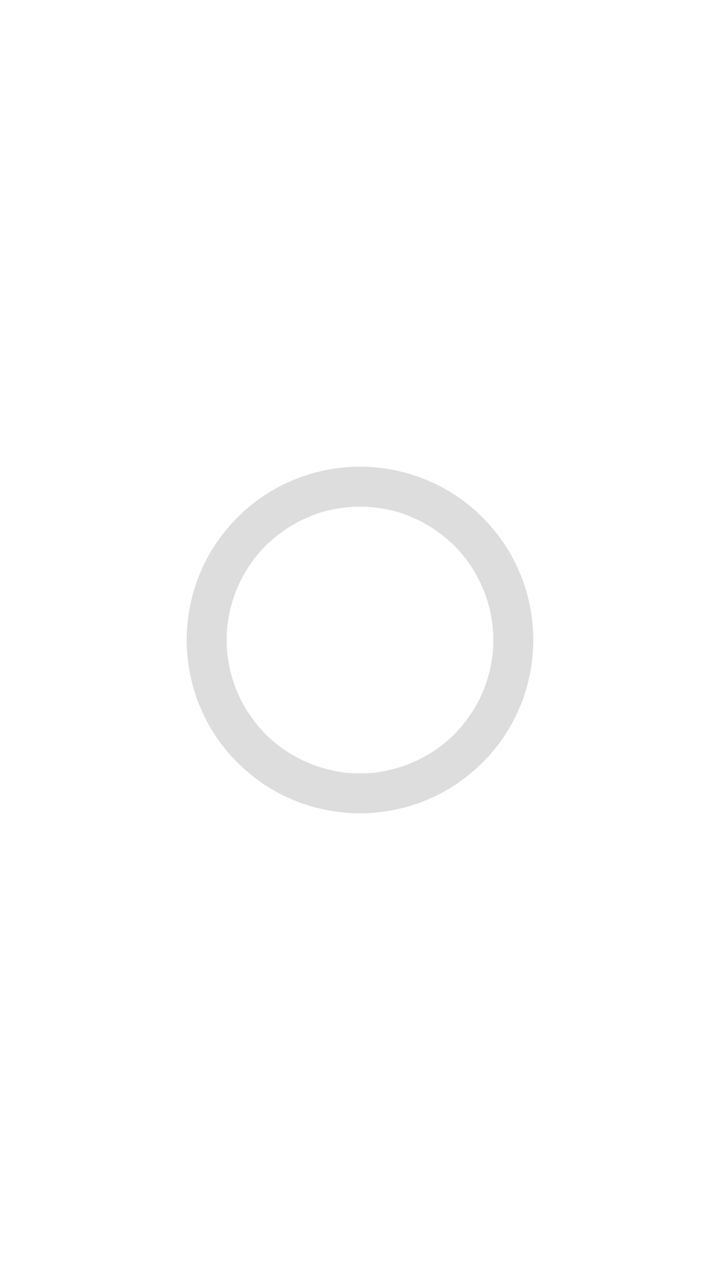
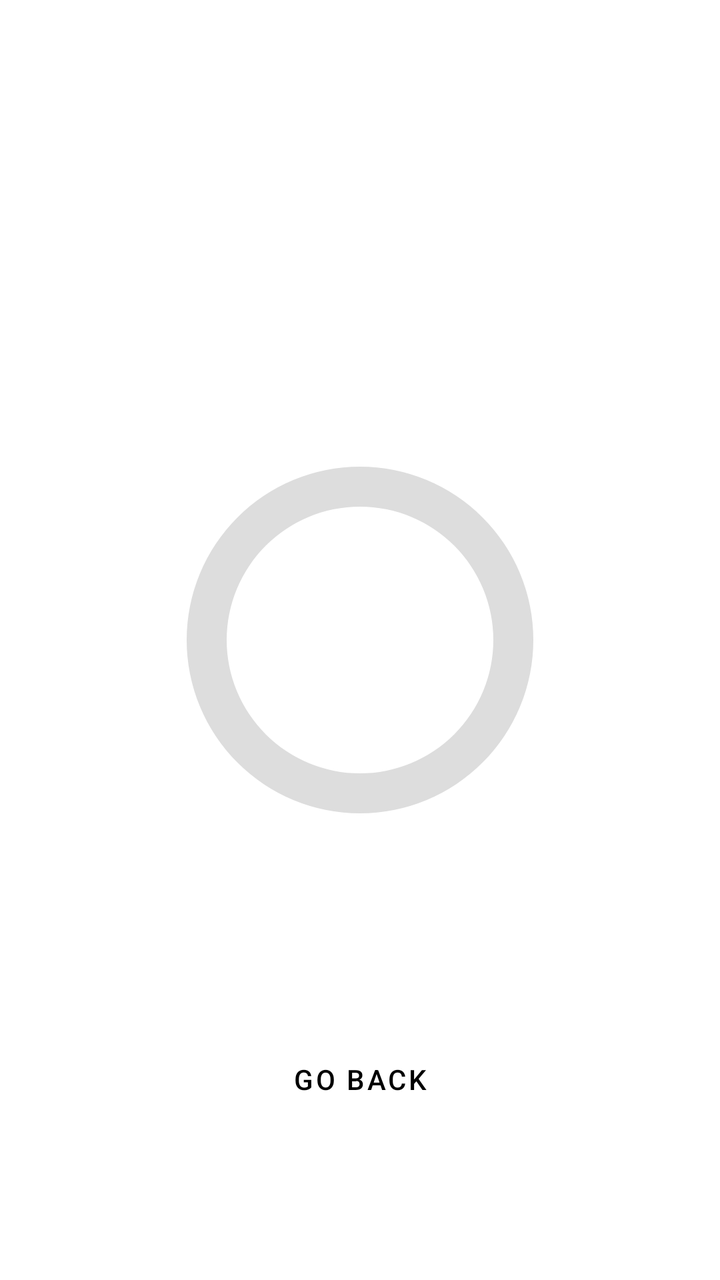

The first picture is an Android layout as it rendered before a commit; the second is the same layout after the commit. The layout source and the unified diff follow.
<!-- AndroidManifest.xml: application theme Theme.DataCollectorX -->
<!-- res/layout/activity_room_record.xml -->
<?xml version="1.0" encoding="utf-8"?>
<androidx.constraintlayout.widget.ConstraintLayout xmlns:android="http://schemas.android.com/apk/res/android"
    xmlns:tools="http://schemas.android.com/tools"
    android:layout_width="match_parent"
    android:layout_height="match_parent"
    xmlns:app="http://schemas.android.com/apk/res-auto"
    tools:context=".view.RoomRecordActivity">

    
    <ProgressBar
        android:id="@+id/circularProgressBar"
        style="?android:attr/progressBarStyleHorizontal"
        android:layout_width="200dp"
        android:layout_height="200dp"
        android:indeterminate="false"
        android:max="100"
        android:progress="0"
        android:rotation="270"
        android:progressDrawable="@drawable/circular_progress_bar"
        app:layout_constraintTop_toTopOf="parent"
        app:layout_constraintBottom_toBottomOf="parent"
        app:layout_constraintStart_toStartOf="parent"
        app:layout_constraintEnd_toEndOf="parent" />

    
    <Button
        android:id="@+id/buttonHoldToRecord"
        android:layout_width="100dp"
        android:layout_height="100dp"
        android:background="@drawable/circular_button_background"
        android:text="Hold"
        android:textColor="@android:color/white"
        app:layout_constraintTop_toTopOf="@id/circularProgressBar"
        app:layout_constraintBottom_toBottomOf="@id/circularProgressBar"
        app:layout_constraintStart_toStartOf="@id/circularProgressBar"
        app:layout_constraintEnd_toEndOf="@id/circularProgressBar" />

</androidx.constraintlayout.widget.ConstraintLayout>
<!-- resources referenced by this layout -->
<resources>
  <!-- drawable circular_button_background (drawable) -->
  <?xml version="1.0" encoding="utf-8"?>
  <shape xmlns:android="http://schemas.android.com/apk/res/android">
      <solid android:color="@color/colorPrimary" /> 
      <corners android:radius="50dp" /> 
  </shape>
  <!-- drawable circular_progress_bar (drawable) -->
  <layer-list xmlns:android="http://schemas.android.com/apk/res/android">
      <item android:id="@android:id/background">
          <shape android:shape="ring"
              android:innerRadiusRatio="3"
              android:thicknessRatio="10"
              android:useLevel="false">
              <solid android:color="#DDDDDD" /> 
          </shape>
      </item>
      <item android:id="@android:id/progress">
          <rotate
              android:fromDegrees="270"
              android:toDegrees="270">
              <shape android:shape="ring"
                  android:innerRadiusRatio="3"
                  android:thicknessRatio="10"
                  android:useLevel="true">
                  <solid android:color="@color/green" /> 
              </shape>
          </rotate>
      </item>
  </layer-list>
  <style name="Theme.DataCollectorX" parent="Theme.MaterialComponents.Light.NoActionBar">
          
          <item name="colorPrimary">@color/black</item>
          <item name="colorPrimaryVariant">@color/black</item>
          <item name="colorOnPrimary">@color/white</item>
          
          <item name="colorSecondary">@color/black</item>
          <item name="colorSecondaryVariant">@color/black</item>
          <item name="colorOnSecondary">@color/white</item>
          
          <item name="android:colorBackground">@color/white</item>
          <item name="android:textColor">@color/black</item>
  
          
          <item name="buttonStyle">@style/CustomButtonStyle</item>
      </style>
  <color name="colorPrimary">#3F51B5</color>
  <color name="green">#4CAF50</color>
  <color name="black">#FF000000</color>
  <color name="white">#FFFFFFFF</color>
  <style name="CustomButtonStyle" parent="Widget.MaterialComponents.Button.OutlinedButton">
          <item name="android:background">@drawable/button_rounded_border</item>
          <item name="android:textColor">@android:color/black</item>
      </style>
  <!-- drawable button_rounded_border (drawable) -->
  <?xml version="1.0" encoding="utf-8"?>
  <shape xmlns:android="http://schemas.android.com/apk/res/android">
      <solid android:color="@android:color/transparent" />
  
      <corners android:radius="12dp" />
  
      <stroke
          android:width="2dp"
          android:color="@android:color/black" />
  </shape>
</resources>

<!-- the commit's change to res/layout/activity_room_record.xml (unified diff, before → after) -->
@@ -34,5 +34,15 @@
         app:layout_constraintBottom_toBottomOf="@id/circularProgressBar"
         app:layout_constraintStart_toStartOf="@id/circularProgressBar"
         app:layout_constraintEnd_toEndOf="@id/circularProgressBar" />
+    <Button
+        android:layout_width="wrap_content"
+        android:layout_height="wrap_content"
+        android:text="Go Back"
+        android:id="@+id/buttonGoBack_room_record"
+        app:layout_constraintTop_toBottomOf="@id/circularProgressBar"
+        app:layout_constraintStart_toStartOf="parent"
+        app:layout_constraintEnd_toEndOf="parent"
+        app:layout_constraintBottom_toBottomOf="parent"
+        android:layout_marginTop="19dp"/>
 
 </androidx.constraintlayout.widget.ConstraintLayout>
